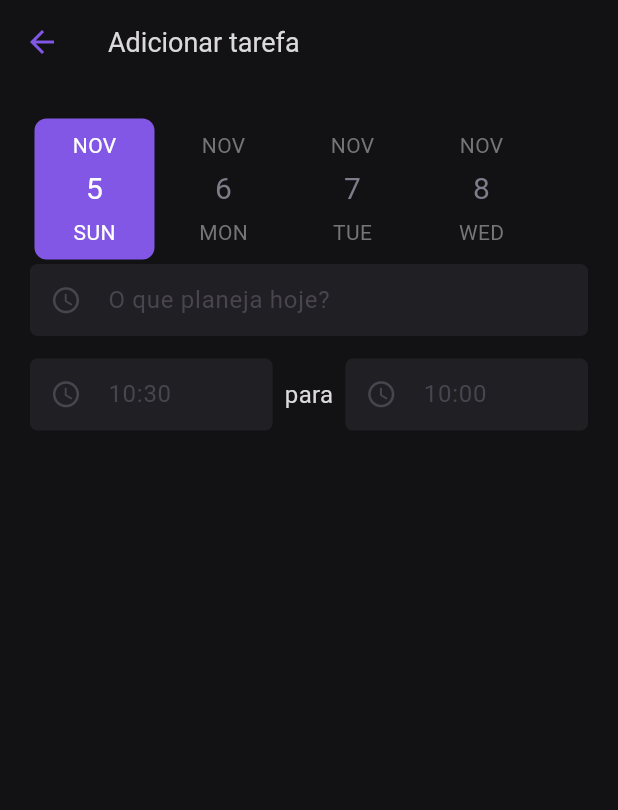
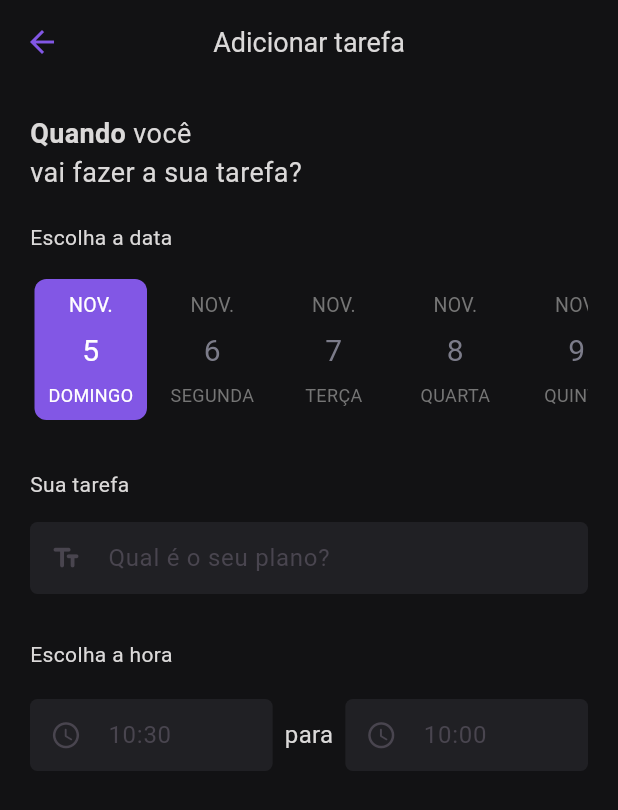
Before and after one commit to josedeneto/todo_app, a Flutter app: the AddTodoPage screen opened by its route, on a phone screen of 412 x 824 dp. Shown: the top 810 px of the screen. Run offline on Flutter 3.47's test engine with Material 2 defaults, Android fonts, the phone set to English and light mode, and no system bars; drawn by our look-alikes of date_picker_timeline.

Commit message:
Componentizei o widget DatePicker e descrições das terfas

```diff
--- a/lib/app/core/strings/app_strings.dart
+++ b/lib/app/core/strings/app_strings.dart
@@ -1,7 +1,7 @@
 class AppStrings {
   static const messageNoTodo ='Sem tarefas por fazer. Adicione uma tarefa';
   static const  addTodo = 'Adicionar tarefa';
-  static const whatYourPlane = 'O que planeja hoje?';
+  static const whatYourPlane = 'Qual é o seu plano?';
   static const to ='para';
   static const deleteTask = "Deletar a tarefa";
 }
--- a/lib/app/core/widgets/app_bar_widget.dart
+++ b/lib/app/core/widgets/app_bar_widget.dart
@@ -10,5 +10,6 @@ class AppBarWidget extends AppBar {
       super.actions})
       : super(
           automaticallyImplyLeading: implyLeading,
+          centerTitle: true
         );
 }
--- a/lib/app/views/add_todo/add_todo_page.dart
+++ b/lib/app/views/add_todo/add_todo_page.dart
@@ -11,6 +11,8 @@ import '../../core/colors/app_color.dart';
 import '../../core/strings/app_strings.dart';
 import '../../core/helpers/mixins/messages_validate.dart';
 import '../../core/helpers/mixins/todo_validators.dart';
+import 'widget/date_picker_timeline.dart';
+import 'widget/text_description.dart';
 
 class AddTodoPage extends StatefulWidget {
   const AddTodoPage({super.key});
@@ -25,7 +27,7 @@ class _AddTodoPageState extends State<AddTodoPage>
   late TextEditingController initHourController;
   late TextEditingController finalHourController;
 
-  String data = '';
+  String date = '';
   final _formKey = GlobalKey<FormState>();
   final hourFormat = DateFormat('H:mm').format(DateTime.now());
 
@@ -61,43 +63,62 @@ class _AddTodoPageState extends State<AddTodoPage>
         child: Form(
           key: _formKey,
           child: Column(
+            crossAxisAlignment: CrossAxisAlignment.start,
             mainAxisSize: MainAxisSize.min,
             children: [
-              DatePicker(
-                deactivatedColor: Colors.yellow,
-                DateTime.now(),
-                initialSelectedDate: DateTime.now(),
-                dateTextStyle: AppTypography.normal!.copyWith(
-                  color: AppColor.hint,
-                  fontSize: 20,
-                ),
-                width: 80,
-                onDateChange: (selectedDate) {
-                  final newData = DateFormat.yMEd('pt_PT').format(selectedDate);
+              Text.rich(
+                TextSpan(children: [
+                  TextSpan(
+                    text: 'Quando ',
+                    style: AppTypography.normal!
+                        .copyWith(fontWeight: FontWeight.w700, fontSize: 18),
+                  ),
+                  TextSpan(
+                    text: 'você\n',
+                    style: AppTypography.normal!.copyWith(fontSize: 18),
+                  ),
+                  TextSpan(
+                    text: 'vai fazer a sua tarefa?',
+                    style: AppTypography.normal!.copyWith(fontSize: 18),
+                  )
+                ]),
+              ),
+              const SizedBox(
+                height: 20,
+              ),
+              const TextDescription(
+                text: 'Escolha a data',
+              ),
+              const SizedBox(
+                height: 15,
+              ),
+              DatePickerTimeLine(
+                onDateChanged: (selectDate) {
+                  final newDate = DateFormat.yMEd('pt_PT').format(selectDate);
                   setState(() {
-                    data = newData;
+                    date = newDate;
                   });
                 },
-                selectedTextColor: AppColor.white,
-                monthTextStyle: AppTypography.normal!.copyWith(
-                  color: AppColor.grey,
-                  fontSize: 14,
-                ),
-                selectionColor: AppColor.secondary,
-                dayTextStyle: AppTypography.normal!.copyWith(
-                  color: AppColor.grey,
-                  fontSize: 14,
-                ),
-                height: 100,
+              ),
+              const SizedBox(
+                height: 30,
+              ),
+              const TextDescription(
+                text: 'Sua tarefa',
+              ),
+              const SizedBox(
+                height: 15,
               ),
               TextFormField(
                 controller: todoController,
-                style: const TextStyle(color: AppColor.white),
+                style: const TextStyle(
+                  color: AppColor.white,
+                ),
                 validator: validatorTodo,
                 cursorColor: AppColor.secondary,
                 decoration: const InputDecoration(
                   prefixIcon: Icon(
-                    Icons.access_time_rounded,
+                    Icons.text_fields_rounded,
                     size: 21,
                   ),
                   hintText: AppStrings.whatYourPlane,
@@ -109,7 +130,13 @@ class _AddTodoPageState extends State<AddTodoPage>
                 },
               ),
               const SizedBox(
-                height: 15,
+                height: 30,
+              ),
+              const TextDescription(
+                text: 'Escolha a hora',
+              ),
+              const SizedBox(
+                height: 20,
               ),
               Row(
                 mainAxisAlignment: MainAxisAlignment.spaceEvenly,
@@ -166,9 +193,10 @@ class _AddTodoPageState extends State<AddTodoPage>
                   final add = context.read<HomeController>();
                   add.addTodo(
                     TodoModel(
-                        title: todoController.text,
-                        dataTime: data,
-                        time: initHourController.text),
+                      title: todoController.text,
+                      dataTime: date,
+                      time: initHourController.text,
+                    ),
                   );
                 }
                 context.pop(
--- /dev/null
+++ b/lib/app/views/add_todo/widget/date_picker_timeline.dart
@@ -0,0 +1,39 @@
+import 'package:date_picker_timeline/date_picker_timeline.dart';
+import 'package:flutter/widgets.dart';
+
+import '../../../core/colors/app_color.dart';
+import '../../../core/style/app_typography.dart';
+
+class DatePickerTimeLine extends StatelessWidget {
+  final Function(DateTime) onDateChanged;
+  const DatePickerTimeLine({
+    required this.onDateChanged,
+    super.key,
+  });
+
+  @override
+  Widget build(BuildContext context) {
+    return DatePicker(
+      locale: "pt_PT",
+      DateTime.now(),
+      initialSelectedDate: DateTime.now(),
+      dateTextStyle: AppTypography.normal!.copyWith(
+        color: AppColor.hint,
+        fontSize: 20,
+      ),
+      width: 75,
+      onDateChange: onDateChanged,
+      selectedTextColor: AppColor.white,
+      monthTextStyle: AppTypography.normal!.copyWith(
+        color: AppColor.grey,
+        fontSize: 13,
+      ),
+      selectionColor: AppColor.secondary,
+      dayTextStyle: AppTypography.normal!.copyWith(
+        color: AppColor.grey,
+        fontSize: 12,
+      ),
+      height: 100,
+    );
+  }
+}
--- /dev/null
+++ b/lib/app/views/add_todo/widget/text_description.dart
@@ -0,0 +1,18 @@
+import 'package:flutter/material.dart';
+
+import '../../../core/style/app_typography.dart';
+
+class TextDescription extends StatelessWidget {
+  final String text;
+  const TextDescription({super.key, required this.text});
+
+  @override
+  Widget build(BuildContext context) {
+    return Text(
+      text,
+      style: AppTypography.normal!.copyWith(
+        fontSize: 14,
+      ),
+    );
+  }
+}
```
